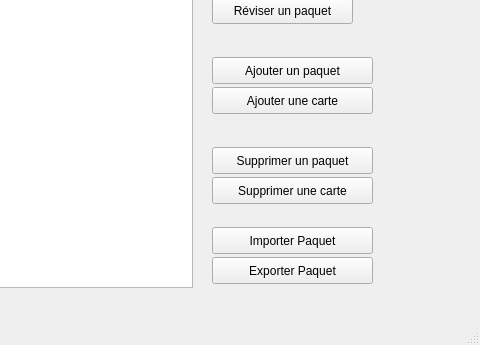
Henkhapi/ProjetCPOA, file QuizzCard/QuizzCardQt/mainwindow.ui: the form before one commit; both pictures show x 118 to 598 and y 129 to 474 of the 598 by 474 pixel window.
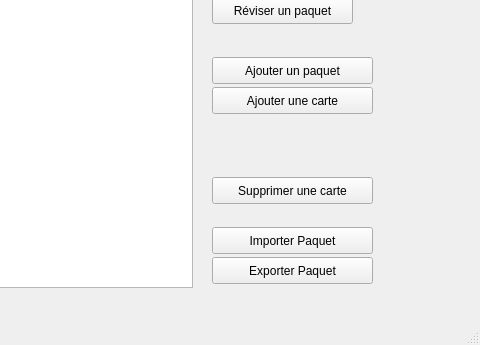
The form after the commit.

```diff
--- a/QuizzCard/QuizzCardQt/mainwindow.ui
+++ b/QuizzCard/QuizzCardQt/mainwindow.ui
@@ -70,19 +70,6 @@
      <string>Réviser un paquet</string>
     </property>
    </widget>
-   <widget class="QPushButton" name="supprPaquet">
-    <property name="geometry">
-     <rect>
-      <x>330</x>
-      <y>240</y>
-      <width>161</width>
-      <height>27</height>
-     </rect>
-    </property>
-    <property name="text">
-     <string>Supprimer un paquet</string>
-    </property>
-   </widget>
    <widget class="QPushButton" name="ajoutPaquet">
     <property name="geometry">
      <rect>
```
